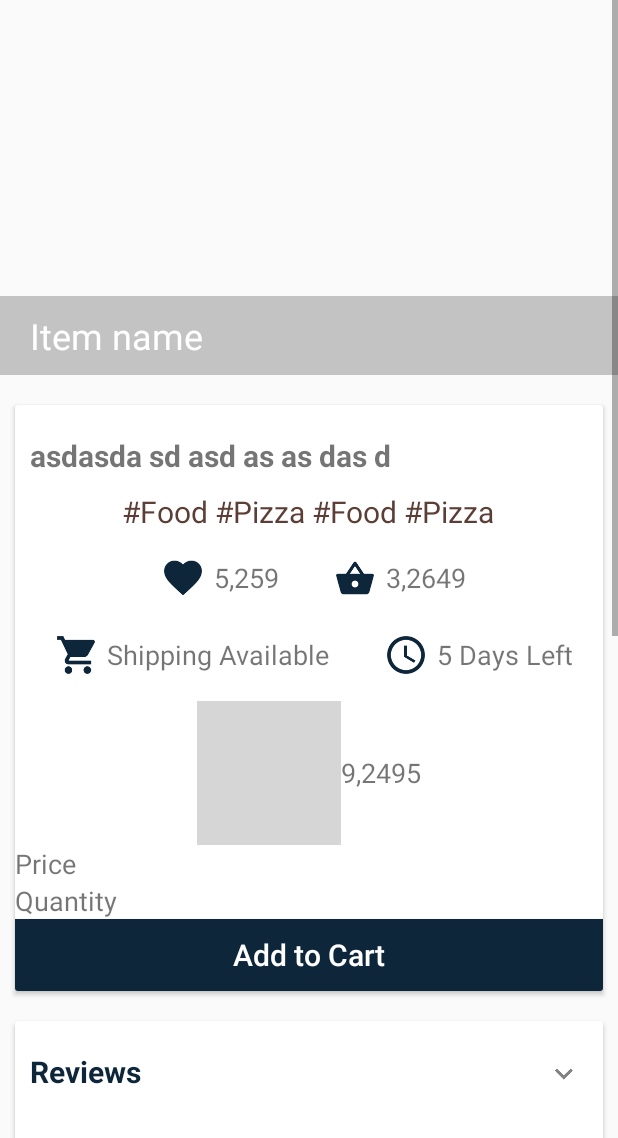
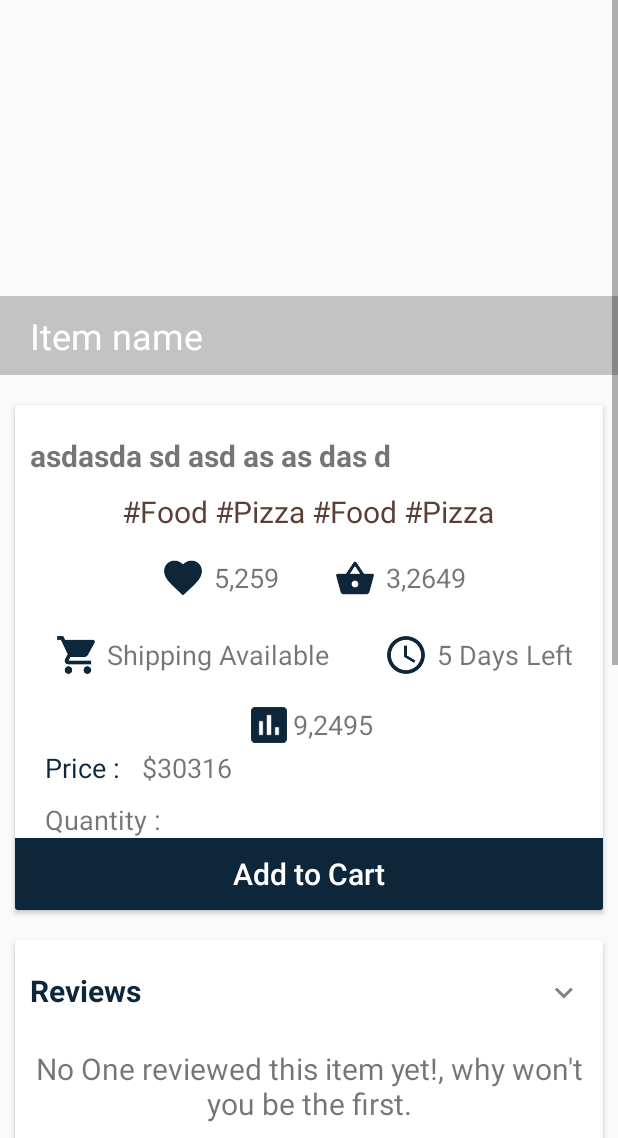
Before and after one commit to MohamedAliArafa/Get, an Android app: the layout fragment_item_detail.xml on its own in the app's theme, with its tools: preview values and no code run, on a phone screen of 412 x 824 dp, the part 98-1236 px from its top. Run offline under Robolectric (Android 15) with nearby library versions, the phone set to English and light mode, and no system bars; network calls fail; grey boxes are pictures that could not be loaded.

Commit message:
New Design 9-8-2016

```diff
--- a/app/src/main/res/layout/fragment_item_detail.xml
+++ b/app/src/main/res/layout/fragment_item_detail.xml
@@ -238,11 +238,10 @@
                                 android:layout_gravity="center_vertical"
                                 android:layout_marginEnd="30dp"
                                 android:layout_marginRight="30dp"
-                                android:text="Shipping Available"
-                                android:textSize="18sp"
                                 android:lines="1"
                                 android:maxLines="1"
-                                />
+                                android:text="Shipping Available"
+                                android:textSize="18sp" />
 
 
                             <ImageView
@@ -255,9 +254,9 @@
                                 android:layout_width="wrap_content"
                                 android:layout_height="wrap_content"
                                 android:layout_gravity="center_vertical"
-                                android:text="5 Days Left"
                                 android:lines="1"
                                 android:maxLines="1"
+                                android:text="5 Days Left"
                                 android:textSize="18sp" />
 
 
@@ -291,21 +290,41 @@
 
 
                         <TextView
+                            android:id="@+id/item_detail_price_txt"
+                            android:layout_width="wrap_content"
+                            android:layout_height="wrap_content"
+                            android:layout_below="@+id/statistics_Layout"
+                            android:text="Price : "
+                            android:textSize="18sp"
+                            android:textColor="@color/colorPrimaryDark2"
+                            android:layout_marginLeft="20dp"
+                            android:layout_marginStart="20dp"
+                            />
+
+                        <TextView
                             android:id="@+id/item_detail_price"
                             android:layout_width="wrap_content"
                             android:layout_height="wrap_content"
-                            android:layout_below="@+id/statistics_Layout"
-                            android:text="Price"
-                            android:textSize="18sp"
-                            />
+                            android:layout_alignBottom="@+id/item_detail_price_txt"
+                            android:layout_marginLeft="10dp"
+                            android:layout_marginStart="10dp"
+                            android:layout_toEndOf="@+id/item_detail_price_txt"
+                            android:layout_toRightOf="@+id/item_detail_price_txt"
+                            android:text="$30316"
+                            android:textSize="18sp" />
 
                         <TextView
                             android:id="@+id/item_Qty"
                             android:layout_width="wrap_content"
                             android:layout_height="wrap_content"
-                            android:layout_below="@+id/item_detail_price"
-                            android:text="Quantity"
-                            android:textSize="18sp" />
+                            android:layout_below="@+id/item_detail_price_txt"
+                            android:text="Quantity : "
+                            android:textSize="18sp"
+                            android:layout_marginLeft="20dp"
+                            android:layout_marginStart="20dp"
+                            android:layout_marginTop="10dp"
+
+                            />
 
 
                         <Button
@@ -318,6 +337,7 @@
                             android:textAllCaps="false"
                             android:textColor="@color/white"
                             android:textSize="20sp" />
+
 
 
                     </RelativeLayout>
```
Also changed, not shown: app/src/main/res/drawable-hdpi/ic_action_action_assessment.png (added), app/src/main/res/drawable-mdpi/ic_action_action_assessment.png (added), app/src/main/res/drawable-xhdpi/ic_action_action_assessment.png (added), app/src/main/res/drawable-xxhdpi/ic_action_action_assessment.png (added), app/src/main/res/drawable-xxxhdpi/ic_action_action_assessment.png (added).
